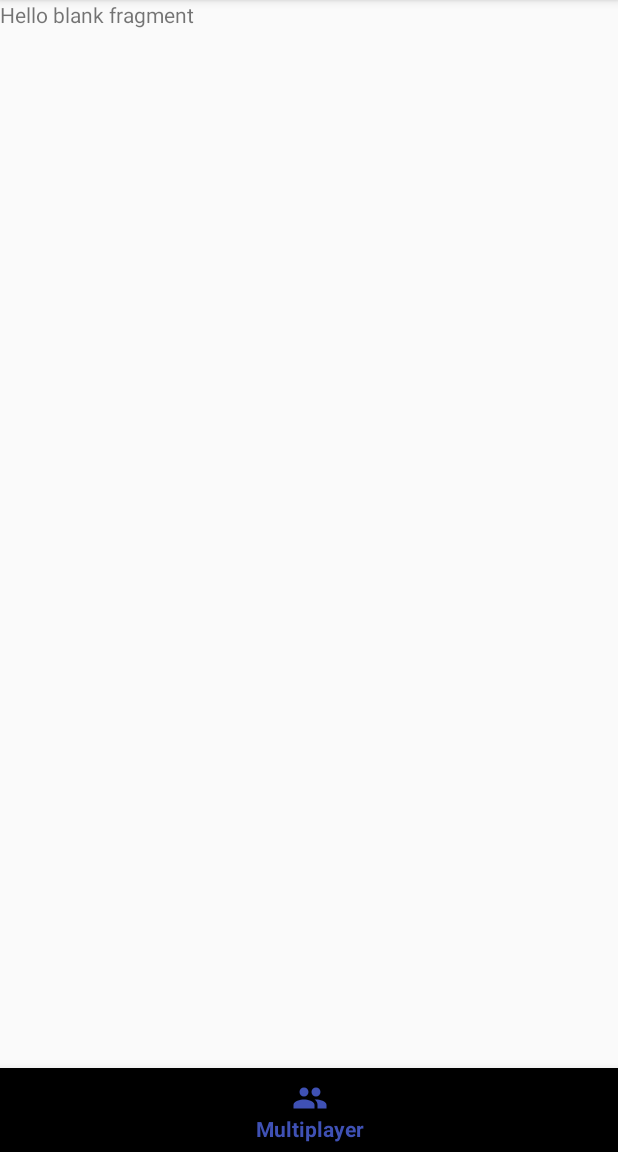
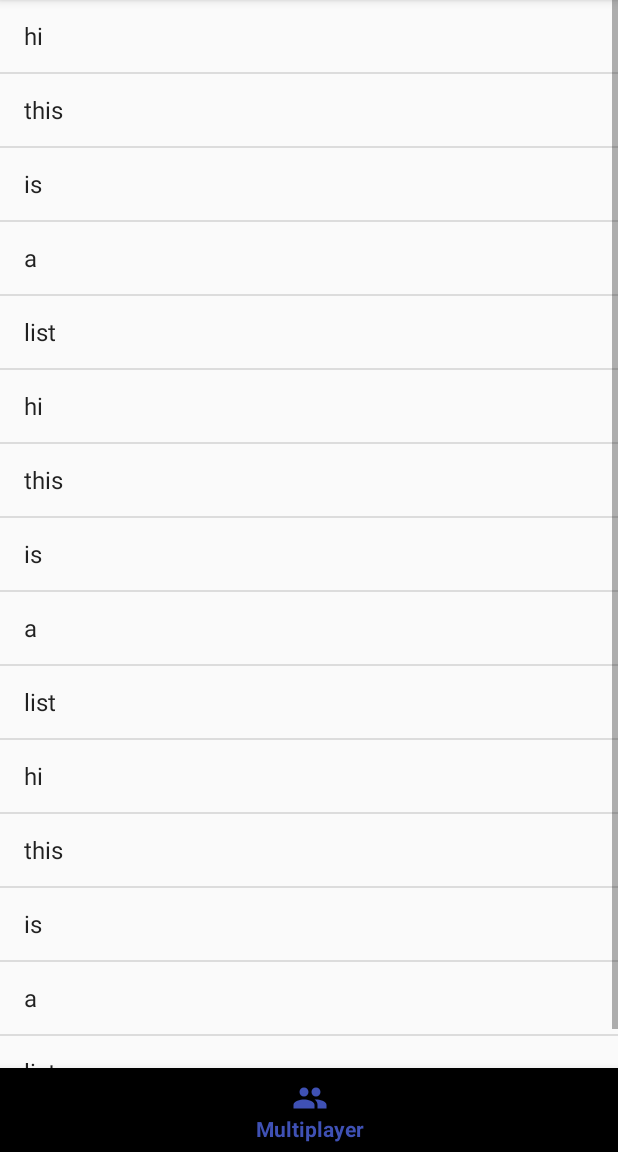
Before and after one commit to alkj/galge, an Android app: the screen it shows after launch (MainActivity), item 3 of the bottom bar chosen, on a phone screen of 412 x 824 dp, the part 84-1236 px from its top. Run offline under Robolectric (Android 15) with nearby library versions, the phone set to English and light mode, and no system bars; network calls fail.

Commit message:
multiplayer med listview

```diff
--- a/app/src/main/java/com/example/admin/galge/Multiplayer.java
+++ b/app/src/main/java/com/example/admin/galge/Multiplayer.java
@@ -1,12 +1,16 @@
 package com.example.admin.galge;
 
 import android.content.Context;
-import android.net.Uri;
 import android.os.Bundle;
 import android.support.v4.app.Fragment;
 import android.view.LayoutInflater;
 import android.view.View;
 import android.view.ViewGroup;
+import android.widget.ArrayAdapter;
+import android.widget.ListView;
+
+import java.util.ArrayList;
+
 
 
 /**
@@ -29,6 +33,7 @@ public class Multiplayer extends Fragment {
 
     private OnFragmentInteractionListener mListener;
     private String string;
+    private ListView listView;
 
     public Multiplayer() {
         // Required empty public constructor
@@ -64,6 +69,32 @@ public class Multiplayer extends Fragment {
     @Override
     public View onCreateView(LayoutInflater inflater, ViewGroup container, Bundle savedInstanceState) {
         View r = inflater.inflate(R.layout.fragment_multiplayer, container, false);
+
+        listView = r.findViewById(R.id.listViewChooseWord);
+
+        ArrayList<String> arrayList = new ArrayList<>();
+        arrayList.add("hi");
+        arrayList.add("this");
+        arrayList.add("is");
+        arrayList.add("a");
+        arrayList.add("list");
+        arrayList.add("hi");
+        arrayList.add("this");
+        arrayList.add("is");
+        arrayList.add("a");
+        arrayList.add("list");
+        arrayList.add("hi");
+        arrayList.add("this");
+        arrayList.add("is");
+        arrayList.add("a");
+        arrayList.add("list");
+
+
+        ArrayAdapter arrayAdapter = new ArrayAdapter(getActivity(), android.R.layout.simple_list_item_1, arrayList);
+
+        listView.setAdapter(arrayAdapter);
+
+
 
         return r;
     }
--- a/app/src/main/res/layout/fragment_multiplayer.xml
+++ b/app/src/main/res/layout/fragment_multiplayer.xml
@@ -7,9 +7,13 @@
 
     <!-- fragment layout -->
 
-    <TextView
+    <ListView
+        android:id="@+id/listViewChooseWord"
         android:layout_width="match_parent"
-        android:layout_height="match_parent"
-        android:text="@string/hello_blank_fragment" />
+        android:layout_height="wrap_content">
+
+    </ListView>
+
+
 
 </FrameLayout>
```
